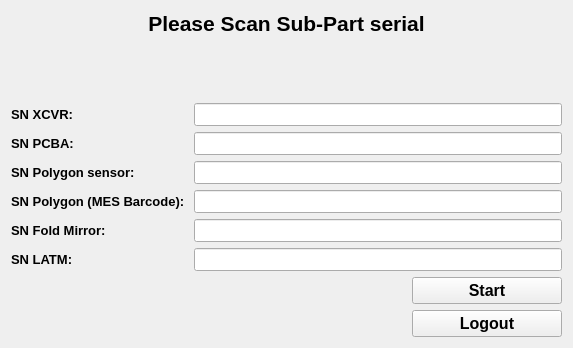
Old version of the form Sources/GUI/Sub-Part_window.ui in the repository AtthaphanPak/Luminar_Auto_Inspection_IV3.
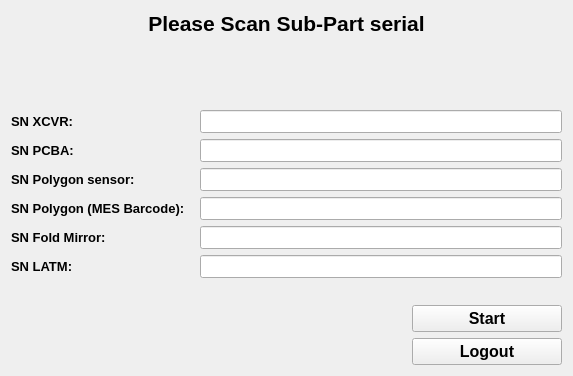
New version of the form.

```diff
--- a/Sources/GUI/Sub-Part_window.ui
+++ b/Sources/GUI/Sub-Part_window.ui
@@ -7,7 +7,7 @@
     <x>0</x>
     <y>0</y>
     <width>573</width>
-    <height>348</height>
+    <height>376</height>
    </rect>
   </property>
   <property name="sizePolicy">
@@ -19,13 +19,13 @@
   <property name="minimumSize">
    <size>
     <width>573</width>
-    <height>348</height>
+    <height>376</height>
    </size>
   </property>
   <property name="maximumSize">
    <size>
     <width>573</width>
-    <height>348</height>
+    <height>376</height>
    </size>
   </property>
   <property name="windowTitle">
@@ -64,22 +64,8 @@
    </item>
    <item>
     <layout class="QGridLayout" name="gridLayout">
-     <item row="2" column="0">
-      <widget class="QLabel" name="label_4">
-       <property name="font">
-        <font>
-         <pointsize>10</pointsize>
-         <weight>75</weight>
-         <bold>true</bold>
-        </font>
-       </property>
-       <property name="text">
-        <string>SN Polygon sensor: </string>
-       </property>
-      </widget>
-     </item>
-     <item row="1" column="2">
-      <widget class="QLineEdit" name="PCBA">
+     <item row="2" column="2">
+      <widget class="QLineEdit" name="Poly_Sensor">
        <property name="sizePolicy">
         <sizepolicy hsizetype="Expanding" vsizetype="Fixed">
          <horstretch>0</horstretch>
@@ -95,20 +81,6 @@
        </property>
       </widget>
      </item>
-     <item row="0" column="0">
-      <widget class="QLabel" name="label_2">
-       <property name="font">
-        <font>
-         <pointsize>10</pointsize>
-         <weight>75</weight>
-         <bold>true</bold>
-        </font>
-       </property>
-       <property name="text">
-        <string>SN XCVR: </string>
-       </property>
-      </widget>
-     </item>
      <item row="4" column="0">
       <widget class="QLabel" name="label_6">
        <property name="font">
@@ -123,6 +95,20 @@
        </property>
       </widget>
      </item>
+     <item row="2" column="0">
+      <widget class="QLabel" name="label_4">
+       <property name="font">
+        <font>
+         <pointsize>10</pointsize>
+         <weight>75</weight>
+         <bold>true</bold>
+        </font>
+       </property>
+       <property name="text">
+        <string>SN Polygon sensor: </string>
+       </property>
+      </widget>
+     </item>
      <item row="5" column="2">
       <widget class="QLineEdit" name="LATM">
        <property name="sizePolicy">
@@ -140,41 +126,40 @@
        </property>
       </widget>
      </item>
-     <item row="6" column="2">
-      <widget class="QPushButton" name="StartButton">
+     <item row="3" column="0">
+      <widget class="QLabel" name="label_5">
        <property name="sizePolicy">
-        <sizepolicy hsizetype="Fixed" vsizetype="Fixed">
+        <sizepolicy hsizetype="Fixed" vsizetype="Preferred">
          <horstretch>0</horstretch>
          <verstretch>0</verstretch>
         </sizepolicy>
        </property>
-       <property name="minimumSize">
-        <size>
-         <width>150</width>
-         <height>0</height>
-        </size>
-       </property>
-       <property name="maximumSize">
-        <size>
-         <width>150</width>
-         <height>16777215</height>
-        </size>
-       </property>
        <property name="font">
         <font>
-         <pointsize>12</pointsize>
+         <pointsize>10</pointsize>
          <weight>75</weight>
          <bold>true</bold>
         </font>
        </property>
-       <property name="layoutDirection">
-        <enum>Qt::RightToLeft</enum>
-       </property>
        <property name="text">
-        <string>Start</string>
+        <string>SN Polygon (MES Barcode): </string>
        </property>
-       <property name="autoDefault">
-        <bool>false</bool>
+      </widget>
+     </item>
+     <item row="1" column="2">
+      <widget class="QLineEdit" name="PCBA">
+       <property name="sizePolicy">
+        <sizepolicy hsizetype="Expanding" vsizetype="Fixed">
+         <horstretch>0</horstretch>
+         <verstretch>0</verstretch>
+        </sizepolicy>
+       </property>
+       <property name="font">
+        <font>
+         <pointsize>10</pointsize>
+         <weight>75</weight>
+         <bold>true</bold>
+        </font>
        </property>
       </widget>
      </item>
@@ -212,6 +197,44 @@
        </property>
       </widget>
      </item>
+     <item row="7" column="2">
+      <widget class="QPushButton" name="StartButton">
+       <property name="sizePolicy">
+        <sizepolicy hsizetype="Fixed" vsizetype="Fixed">
+         <horstretch>0</horstretch>
+         <verstretch>0</verstretch>
+        </sizepolicy>
+       </property>
+       <property name="minimumSize">
+        <size>
+         <width>150</width>
+         <height>0</height>
+        </size>
+       </property>
+       <property name="maximumSize">
+        <size>
+         <width>150</width>
+         <height>16777215</height>
+        </size>
+       </property>
+       <property name="font">
+        <font>
+         <pointsize>12</pointsize>
+         <weight>75</weight>
+         <bold>true</bold>
+        </font>
+       </property>
+       <property name="layoutDirection">
+        <enum>Qt::RightToLeft</enum>
+       </property>
+       <property name="text">
+        <string>Start</string>
+       </property>
+       <property name="autoDefault">
+        <bool>false</bool>
+       </property>
+      </widget>
+     </item>
      <item row="1" column="0">
       <widget class="QLabel" name="label_3">
        <property name="font">
@@ -226,26 +249,6 @@
        </property>
       </widget>
      </item>
-     <item row="3" column="0">
-      <widget class="QLabel" name="label_5">
-       <property name="sizePolicy">
-        <sizepolicy hsizetype="Fixed" vsizetype="Preferred">
-         <horstretch>0</horstretch>
-         <verstretch>0</verstretch>
-        </sizepolicy>
-       </property>
-       <property name="font">
-        <font>
-         <pointsize>10</pointsize>
-         <weight>75</weight>
-         <bold>true</bold>
-        </font>
-       </property>
-       <property name="text">
-        <string>SN Polygon (MES Barcode): </string>
-       </property>
-      </widget>
-     </item>
      <item row="5" column="0">
       <widget class="QLabel" name="label_7">
        <property name="font">
@@ -260,14 +263,46 @@
        </property>
       </widget>
      </item>
-     <item row="2" column="2">
-      <widget class="QLineEdit" name="Poly_Sensor">
+     <item row="8" column="2">
+      <widget class="QPushButton" name="LogoutButton">
        <property name="sizePolicy">
-        <sizepolicy hsizetype="Expanding" vsizetype="Fixed">
+        <sizepolicy hsizetype="Fixed" vsizetype="Fixed">
          <horstretch>0</horstretch>
          <verstretch>0</verstretch>
         </sizepolicy>
        </property>
+       <property name="minimumSize">
+        <size>
+         <width>150</width>
+         <height>0</height>
+        </size>
+       </property>
+       <property name="maximumSize">
+        <size>
+         <width>150</width>
+         <height>16777215</height>
+        </size>
+       </property>
+       <property name="font">
+        <font>
+         <pointsize>12</pointsize>
+         <weight>75</weight>
+         <bold>true</bold>
+        </font>
+       </property>
+       <property name="layoutDirection">
+        <enum>Qt::RightToLeft</enum>
+       </property>
+       <property name="text">
+        <string>Logout</string>
+       </property>
+       <property name="autoDefault">
+        <bool>false</bool>
+       </property>
+      </widget>
+     </item>
+     <item row="0" column="0">
+      <widget class="QLabel" name="label_2">
        <property name="font">
         <font>
          <pointsize>10</pointsize>
@@ -275,6 +310,9 @@
          <bold>true</bold>
         </font>
        </property>
+       <property name="text">
+        <string>SN XCVR: </string>
+       </property>
       </widget>
      </item>
      <item row="0" column="2">
@@ -300,41 +338,17 @@
        </property>
       </widget>
      </item>
-     <item row="7" column="2">
-      <widget class="QPushButton" name="LogoutButton">
-       <property name="sizePolicy">
-        <sizepolicy hsizetype="Fixed" vsizetype="Fixed">
-         <horstretch>0</horstretch>
-         <verstretch>0</verstretch>
-        </sizepolicy>
-       </property>
-       <property name="minimumSize">
-        <size>
-         <width>150</width>
-         <height>0</height>
-        </size>
-       </property>
-       <property name="maximumSize">
-        <size>
-         <width>150</width>
-         <height>16777215</height>
-        </size>
-       </property>
+     <item row="6" column="0" colspan="3">
+      <widget class="QLabel" name="Error_label">
        <property name="font">
         <font>
-         <pointsize>12</pointsize>
+         <pointsize>10</pointsize>
          <weight>75</weight>
          <bold>true</bold>
         </font>
        </property>
-       <property name="layoutDirection">
-        <enum>Qt::RightToLeft</enum>
-       </property>
        <property name="text">
-        <string>Logout</string>
-       </property>
-       <property name="autoDefault">
-        <bool>false</bool>
+        <string/>
        </property>
       </widget>
      </item>
```
